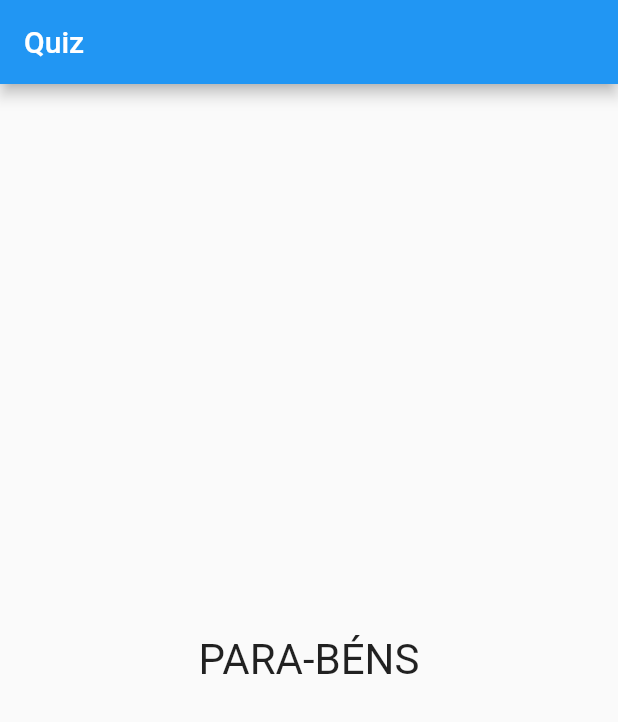
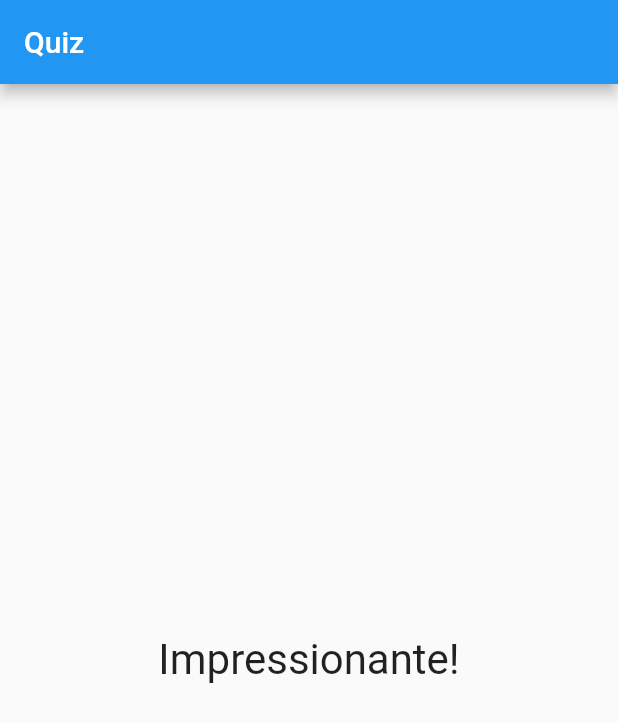
Before and after one commit to christian-de-ornellas/quiz-app, a Flutter app: the screen it shows after launch, after a tap on "Azul", after a tap on "cachorro", after a tap on "Leo", on a phone screen of 412 x 824 dp. Shown: the top 722 px of the screen. Run offline on Flutter 3.47's test engine with Material 2 defaults, Android fonts, the phone set to English and light mode, and no system bars.

Commit message:
add score

```diff
--- a/lib/main.dart
+++ b/lib/main.dart
@@ -6,23 +6,40 @@ main() => runApp(PerguntasApp());
 
 class _PerguntasAppState extends State<PerguntasApp> {
   var _perguntasSelecionada = 0;
+  var _pontuacaoTotal = 0;
   final _perguntas = const [
     {
       "texto": "Qual a sua cor favorita?",
-      "respostas": ["Azul", "Verde", "Amarelo", "Preto"]
+      "respostas": [
+        {'texto': "Azul", 'pontuacao': 8},
+        {'texto': "Verde", 'pontuacao': 3},
+        {'texto': "Amarelo", 'pontuacao': 2},
+        {'texto': "Preto", 'pontuacao': 1}
+      ]
     },
     {
       "texto": "Qual o seu animal favorito?",
-      "respostas": ["gato", "cachorro", "coelho", "tartaruga"]
+      "respostas": [
+        {"texto": "gato", "pontuacao": 8},
+        {"texto": "cachorro", "pontuacao": 3},
+        {"texto": "coelho", "pontuacao": 2},
+        {"texto": "tartaruga", "pontuacao": 1}
+      ]
     },
     {
       "texto": "Qual o seu instrutor favorito?",
-      "respostas": ["Ana", "João", "Leo", "Pedro"]
+      "respostas": [
+        {"texto": "Ana", "pontuacao": 10},
+        {"texto": "João", "pontuacao": 6},
+        {"texto": "Leo", "pontuacao": 3},
+        {"texto": "Pedro", "pontuacao": 1}
+      ]
     },
   ];
-  void _responder() {
+  void _responder(int pontuacao) {
     setState(() {
       _perguntasSelecionada++;
+      _pontuacaoTotal += pontuacao;
     });
   }
 
@@ -41,8 +58,8 @@ class _PerguntasAppState extends State<PerguntasApp> {
               ? Questionario(
                   perguntas: _perguntas,
                   perguntasSelecionada: _perguntasSelecionada,
-                  responder: _responder)
-              : Resultado()),
+                  quandoResponder: _responder)
+              : Resultado(_pontuacaoTotal)),
     );
   }
 }
--- a/lib/questionario.dart
+++ b/lib/questionario.dart
@@ -5,7 +5,7 @@ import 'package:quiz/resposta.dart';
 class Questionario extends StatelessWidget {
   final List<Map<String, Object>> perguntas;
   final int perguntasSelecionada;
-  final void Function() responder;
+  final void Function(int) quandoResponder;
 
   bool get temPerguntaSelecionada {
     return perguntasSelecionada < perguntas.length;
@@ -14,16 +14,19 @@ class Questionario extends StatelessWidget {
   Questionario(
       {@required this.perguntas,
       @required this.perguntasSelecionada,
-      @required this.responder});
+      @required this.quandoResponder});
   @override
   Widget build(BuildContext context) {
-    List<String> respostas = temPerguntaSelecionada
+    List<Map<String, Object>> respostas = temPerguntaSelecionada
         ? perguntas[perguntasSelecionada]["respostas"]
         : null;
     return Column(
       children: <Widget>[
         Questao(perguntas[perguntasSelecionada]["texto"]),
-        ...respostas.map((t) => Resposta(t, responder)).toList(),
+        ...respostas
+            .map((resp) => Resposta(
+                resp["texto"], () => quandoResponder(resp['pontuacao'])))
+            .toList(),
       ],
     );
   }
--- a/lib/resultado.dart
+++ b/lib/resultado.dart
@@ -1,13 +1,28 @@
 import 'package:flutter/material.dart';
 
 class Resultado extends StatelessWidget {
+  final int pontuacao;
+  Resultado(this.pontuacao);
+
+  String get fraseResultado {
+    if (pontuacao < 8) {
+      return 'Parabéns';
+    } else if (pontuacao < 12) {
+      return 'Você é bom';
+    } else if (pontuacao < 16) {
+      return 'Impressionante!';
+    } else {
+      return 'Nível Jedi';
+    }
+  }
+
   @override
   Widget build(BuildContext context) {
     return Container(
       width: double.infinity,
       child: Center(
         child: Text(
-          'PARA-BÉNS',
+          fraseResultado,
           style: TextStyle(fontSize: 28),
         ),
       ),
```
